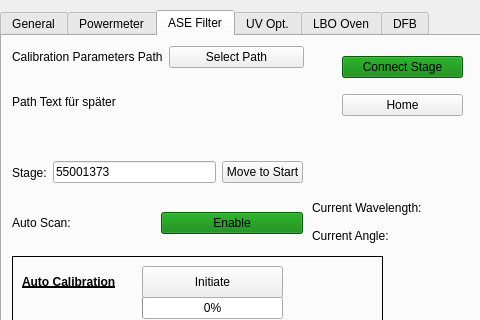
First picture: the form in pulsed_laser_interface.ui, repository XenoBene/PulsedLaserGUI, before the edit; both pictures show x 0 to 480 and y 0 to 320 of the 773 by 647 pixel window.
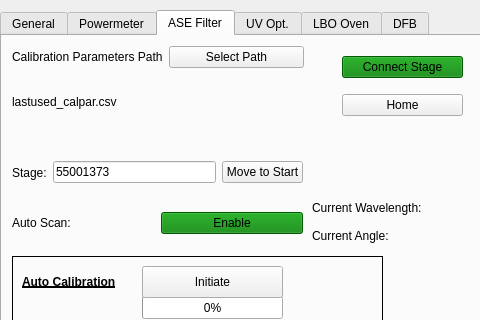
Second picture: the form after the edit. The open tabs and pages were chosen to show the change.

Commit message:
Choosing a calibration parameter path is now working.
Everything in the ASE tab should now work as intended. Now commenting everything and then some tests in the lab

Patch:
```diff
--- a/pulsed_laser_interface.ui
+++ b/pulsed_laser_interface.ui
@@ -433,7 +433,7 @@
        <item>
         <widget class="QLabel" name="ase_label_pathText">
          <property name="text">
-          <string>Path Text für später</string>
+          <string>lastused_calpar.csv</string>
          </property>
         </widget>
        </item>
```
The commit also changes 3 other files.
